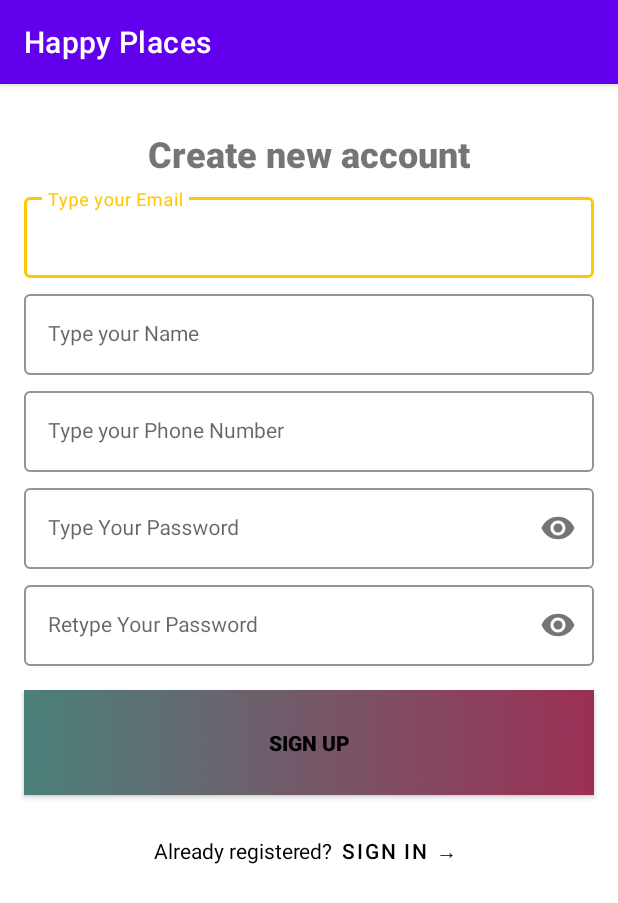
After one commit to andreea-popa22/Happy-Places-Android-Java-Project, an Android app: the SignUpActivity screen opened directly, with no data from a screen before it, on a phone screen of 412 x 824 dp. The commit adds this screen. Shown: the top 903 px of the screen. Run offline under Robolectric (Android 15) with nearby library versions, the phone set to English and light mode, and no system bars.

Commit message:
add register layout

```diff
--- a/HappyPlaces/app/src/main/AndroidManifest.xml
+++ b/HappyPlaces/app/src/main/AndroidManifest.xml
@@ -11,6 +11,9 @@
         android:roundIcon="@mipmap/ic_launcher_round"
         android:supportsRtl="true"
         android:theme="@style/Theme.HappyPlaces">
+        <activity
+            android:name=".auth.SignUpActivity"
+            android:exported="true" />
         <activity
             android:name=".auth.SignInActivity"
             android:exported="true" />
--- /dev/null
+++ b/HappyPlaces/app/src/main/java/com/happyplaces/auth/SignUpActivity.java
@@ -0,0 +1,16 @@
+package com.happyplaces.auth;
+
+import androidx.appcompat.app.AppCompatActivity;
+
+import android.os.Bundle;
+
+import com.happyplaces.R;
+
+public class SignUpActivity extends AppCompatActivity {
+
+    @Override
+    protected void onCreate(Bundle savedInstanceState) {
+        super.onCreate(savedInstanceState);
+        setContentView(R.layout.activity_sign_up);
+    }
+}
--- /dev/null
+++ b/HappyPlaces/app/src/main/res/layout/activity_sign_up.xml
@@ -0,0 +1,187 @@
+<?xml version="1.0" encoding="utf-8"?>
+<androidx.constraintlayout.widget.ConstraintLayout xmlns:android="http://schemas.android.com/apk/res/android"
+    xmlns:app="http://schemas.android.com/apk/res-auto"
+    xmlns:tools="http://schemas.android.com/tools"
+    android:layout_width="match_parent"
+    android:layout_height="match_parent"
+    tools:context=".auth.SignUpActivity"
+    android:background="@color/white">
+
+    <TextView
+        android:id="@+id/sign_up_text"
+        android:layout_width="wrap_content"
+        android:layout_height="wrap_content"
+        android:layout_marginTop="30dp"
+        android:fontFamily="sans-serif-black"
+        android:text="@string/create_new_account"
+        android:textSize="24sp"
+        app:layout_constraintEnd_toEndOf="parent"
+        app:layout_constraintStart_toStartOf="parent"
+        app:layout_constraintTop_toTopOf="parent" />
+
+    <com.google.android.material.textfield.TextInputLayout
+        android:id="@+id/til_register_email"
+        style="@style/LoginTextInputOuterFieldStyle"
+        android:layout_width="match_parent"
+        android:layout_height="wrap_content"
+        android:layout_marginEnd="16dp"
+        android:layout_marginTop="40dp"
+        android:layout_marginStart="16dp"
+        app:boxStrokeColor="@color/yellow"
+        app:hintTextColor="@color/yellow"
+        app:layout_constraintEnd_toEndOf="parent"
+        app:layout_constraintStart_toStartOf="parent"
+        app:layout_constraintTop_toTopOf="@id/sign_up_text">
+
+        <EditText
+            android:id="@+id/et_register_email"
+            style="@style/LoginTextInputInnerFieldStyle"
+            android:layout_width="match_parent"
+            android:layout_height="wrap_content"
+            android:hint="@string/type_email_hint"
+            android:inputType="textEmailAddress"
+            android:importantForAutofill="no" />
+    </com.google.android.material.textfield.TextInputLayout>
+
+    <com.google.android.material.textfield.TextInputLayout
+        android:id="@+id/til_register_name"
+        style="@style/LoginTextInputOuterFieldStyle"
+        android:layout_width="match_parent"
+        android:layout_height="wrap_content"
+        android:layout_marginStart="16dp"
+        android:layout_marginTop="5dp"
+        android:layout_marginEnd="16dp"
+        app:boxStrokeColor="@color/yellow"
+        app:hintTextColor="@color/yellow"
+        app:layout_constraintEnd_toEndOf="parent"
+        app:layout_constraintStart_toStartOf="parent"
+        app:layout_constraintTop_toBottomOf="@id/til_register_email">
+
+        <EditText
+            android:id="@+id/et_register_name"
+            style="@style/LoginTextInputInnerFieldStyle"
+            android:layout_width="match_parent"
+            android:layout_height="wrap_content"
+            android:hint="@string/type_name_hint"
+            android:inputType="textPersonName" />
+    </com.google.android.material.textfield.TextInputLayout>
+
+    <com.google.android.material.textfield.TextInputLayout
+        android:id="@+id/til_register_phone"
+        style="@style/LoginTextInputOuterFieldStyle"
+        android:layout_width="match_parent"
+        android:layout_height="wrap_content"
+        android:layout_marginStart="16dp"
+        android:layout_marginTop="5dp"
+        android:layout_marginEnd="16dp"
+        app:boxStrokeColor="@color/yellow"
+        app:hintTextColor="@color/yellow"
+        app:layout_constraintEnd_toEndOf="parent"
+        app:layout_constraintStart_toStartOf="parent"
+        app:layout_constraintTop_toBottomOf="@id/til_register_name">
+
+        <EditText
+            android:id="@+id/et_register_phone"
+            style="@style/LoginTextInputInnerFieldStyle"
+            android:layout_width="match_parent"
+            android:layout_height="wrap_content"
+            android:hint="@string/type_phone_hint"
+            android:inputType="text|phone" />
+    </com.google.android.material.textfield.TextInputLayout>
+
+    <com.google.android.material.textfield.TextInputLayout
+        android:id="@+id/til_register_password"
+        style="@style/LoginTextInputOuterFieldStyle"
+        android:layout_width="match_parent"
+        android:layout_height="wrap_content"
+        android:layout_marginStart="16dp"
+        android:layout_marginTop="5dp"
+        android:layout_marginEnd="16dp"
+        app:boxStrokeColor="@color/yellow"
+        app:hintTextColor="@color/yellow"
+        app:layout_constraintEnd_toEndOf="parent"
+        app:layout_constraintStart_toStartOf="parent"
+        app:layout_constraintTop_toBottomOf="@id/til_register_phone"
+        app:passwordToggleEnabled="true">
+
+        <EditText
+            android:id="@+id/et_register_password"
+            style="@style/LoginTextInputInnerFieldStyle"
+            android:layout_width="match_parent"
+            android:layout_height="wrap_content"
+            android:hint="@string/type_password"
+            android:inputType="textPassword" />
+    </com.google.android.material.textfield.TextInputLayout>
+
+    <com.google.android.material.textfield.TextInputLayout
+        android:id="@+id/til_confirm_password"
+        style="@style/LoginTextInputOuterFieldStyle"
+        android:layout_width="match_parent"
+        android:layout_height="wrap_content"
+        android:layout_marginStart="16dp"
+        android:layout_marginTop="5dp"
+        android:layout_marginEnd="16dp"
+        app:boxStrokeColor="@color/yellow"
+        app:hintTextColor="@color/yellow"
+        app:layout_constraintEnd_toEndOf="parent"
+        app:layout_constraintStart_toStartOf="parent"
+        app:layout_constraintTop_toBottomOf="@id/til_register_password"
+        app:passwordToggleEnabled="true">
+
+        <EditText
+            android:id="@+id/et_confirm_password"
+            style="@style/LoginTextInputInnerFieldStyle"
+            android:layout_width="match_parent"
+            android:layout_height="wrap_content"
+            android:hint="@string/retype_password_hint"
+            android:inputType="textPassword" />
+    </com.google.android.material.textfield.TextInputLayout>
+
+    <androidx.appcompat.widget.AppCompatButton
+        android:id="@+id/btn_register"
+        android:layout_width="match_parent"
+        android:layout_height="wrap_content"
+        android:layout_marginStart="16dp"
+        android:layout_marginTop="16dp"
+        android:layout_marginEnd="16dp"
+        android:gravity="center"
+        android:background="@drawable/gradient"
+        android:text="@string/sign_up"
+        android:textColor="@color/black"
+        android:textStyle="bold"
+        app:layout_constraintEnd_toEndOf="parent"
+        app:layout_constraintStart_toStartOf="parent"
+        app:layout_constraintTop_toBottomOf="@+id/til_confirm_password" />
+
+    <LinearLayout
+        android:layout_width="wrap_content"
+        android:layout_height="wrap_content"
+        android:layout_marginTop="5dp"
+        android:gravity="center_vertical"
+        android:orientation="horizontal"
+        app:layout_constraintEnd_toEndOf="parent"
+        app:layout_constraintStart_toStartOf="parent"
+        app:layout_constraintTop_toBottomOf="@+id/btn_register" >
+
+        <TextView
+            android:id="@+id/have_account"
+            android:layout_width="wrap_content"
+            android:layout_height="wrap_content"
+            android:textColor="@color/black"
+            android:text="@string/have_account"
+            android:layout_marginTop="5dp"
+            app:layout_constraintTop_toBottomOf="@+id/btn_register" />
+
+        <Button
+            android:id="@+id/tv_to_sign_in"
+            android:layout_width="wrap_content"
+            android:layout_height="wrap_content"
+            android:textColor="@color/black"
+            android:background="?android:attr/selectableItemBackground"
+            android:text="@string/to_sign_in"
+            android:layout_marginTop="5dp"
+            android:foreground="?attr/selectableItemBackground"
+            android:padding="5dp"/>
+    </LinearLayout>
+
+</androidx.constraintlayout.widget.ConstraintLayout>
```
Also changed, not shown: HappyPlaces/app/src/main/res/layout/activity_sign_in.xml (+0 -25 lines).
